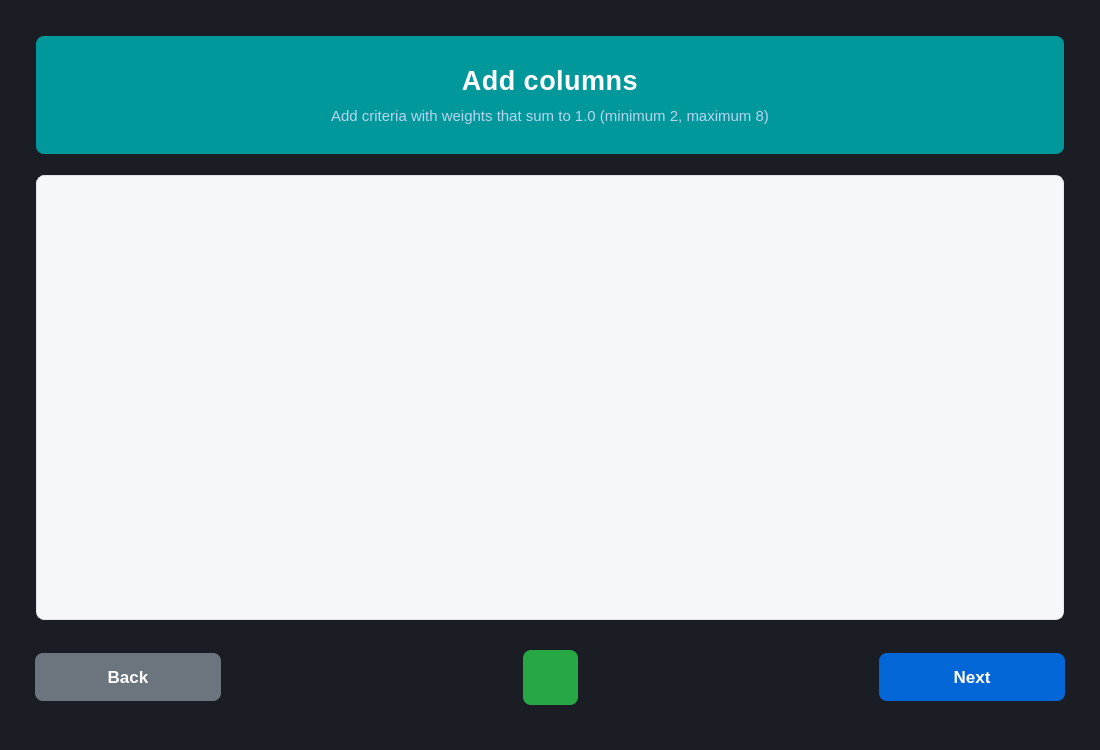
Before: the Qt Designer form src/ui/columns.ui in ivanadelcarmen/weighted-decision-matrix, drawn with Qt 5.
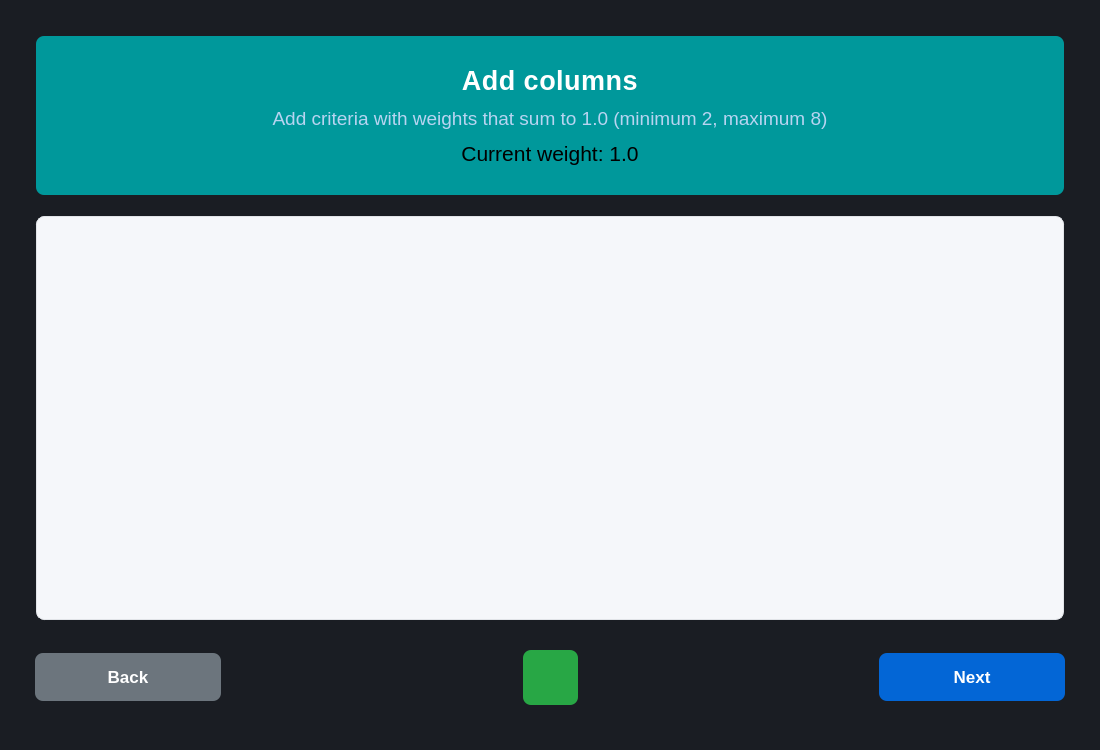
After: the same form once the commit is applied. Icons and pictures are not drawn.

Commit message: Change the instructions' font sizes and add 'Current weight' label on its own

```diff
--- a/src/ui/columns.ui
+++ b/src/ui/columns.ui
@@ -65,12 +65,16 @@
 }
 
 #instructionLabel {
-    font-size: 11pt;
+    font-size: 14pt;
     font-weight: 400;
     color: #b8d4f1;
     margin-top: 5px;
 }
 
+#weightLabel {
+	margin-top: 5
+}
+
 /* =========================
    Scroll area
    ========================= */
@@ -219,6 +223,21 @@
         </property>
        </widget>
       </item>
+      <item>
+       <widget class="QLabel" name="weightLabel">
+        <property name="font">
+         <font>
+          <pointsize>16</pointsize>
+         </font>
+        </property>
+        <property name="text">
+         <string>Current weight: 1.0</string>
+        </property>
+        <property name="alignment">
+         <set>Qt::AlignCenter</set>
+        </property>
+       </widget>
+      </item>
      </layout>
     </widget>
    </item>
@@ -238,8 +257,8 @@
           <rect>
            <x>0</x>
            <y>0</y>
-           <width>664</width>
-           <height>207</height>
+           <width>964</width>
+           <height>306</height>
           </rect>
          </property>
          <layout class="QVBoxLayout" name="criteriaLayout">
```
The commit also changes 4 other files.
